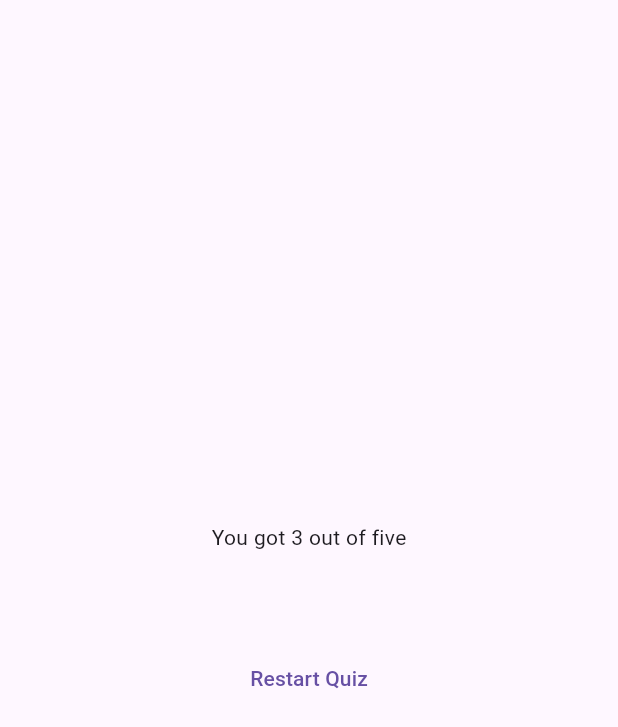
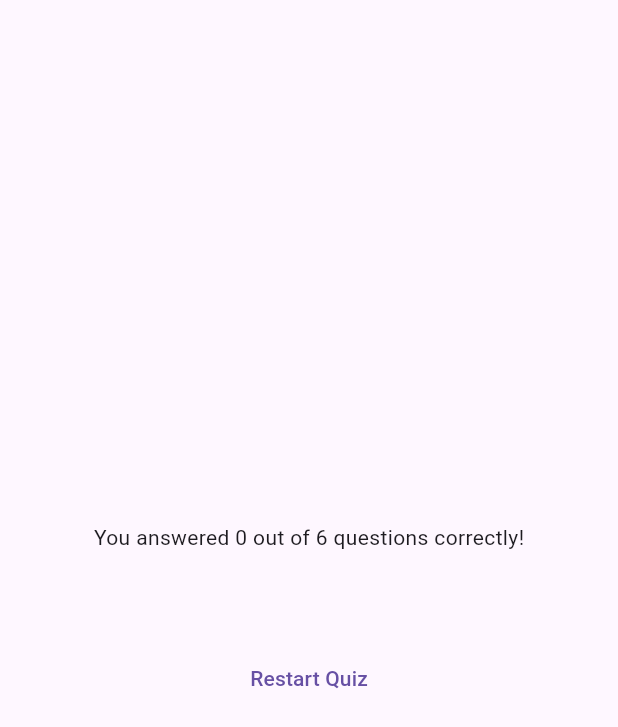
Before and after one commit to fahim25/flutter_quiz, a Flutter app: the ResultScreen widget shown alone on an empty page, opened directly with empty values, on a phone screen of 412 x 824 dp. Shown: the top 727 px of the screen. Run offline on Flutter 3.47's test engine with Material 3 defaults, Android fonts, the phone set to English and light mode, and no system bars; our stand-ins replace google_fonts.

Commit message:
dynamic value for questions and answer's no

```diff
--- a/lib/screens/result_screen.dart
+++ b/lib/screens/result_screen.dart
@@ -29,6 +29,12 @@ class ResultScreen extends StatelessWidget {
 
   @override
   Widget build(BuildContext context) {
+    final summaryData = getSummaryData();
+    final totalQuestionNum = questions.length;
+    final correctQuestionNum = summaryData.where((data) {
+      return data['user_ans'] == data['correct_ans'];
+    }).length;
+
     return SizedBox(
       width: double.infinity,
       child: Container(
@@ -36,7 +42,8 @@ class ResultScreen extends StatelessWidget {
         child: Column(
           mainAxisAlignment: MainAxisAlignment.center,
           children: [
-            const Text('You got 3 out of five'),
+            Text(
+                'You answered $correctQuestionNum out of $totalQuestionNum questions correctly!'),
             const SizedBox(
               height: 30,
             ),
```
